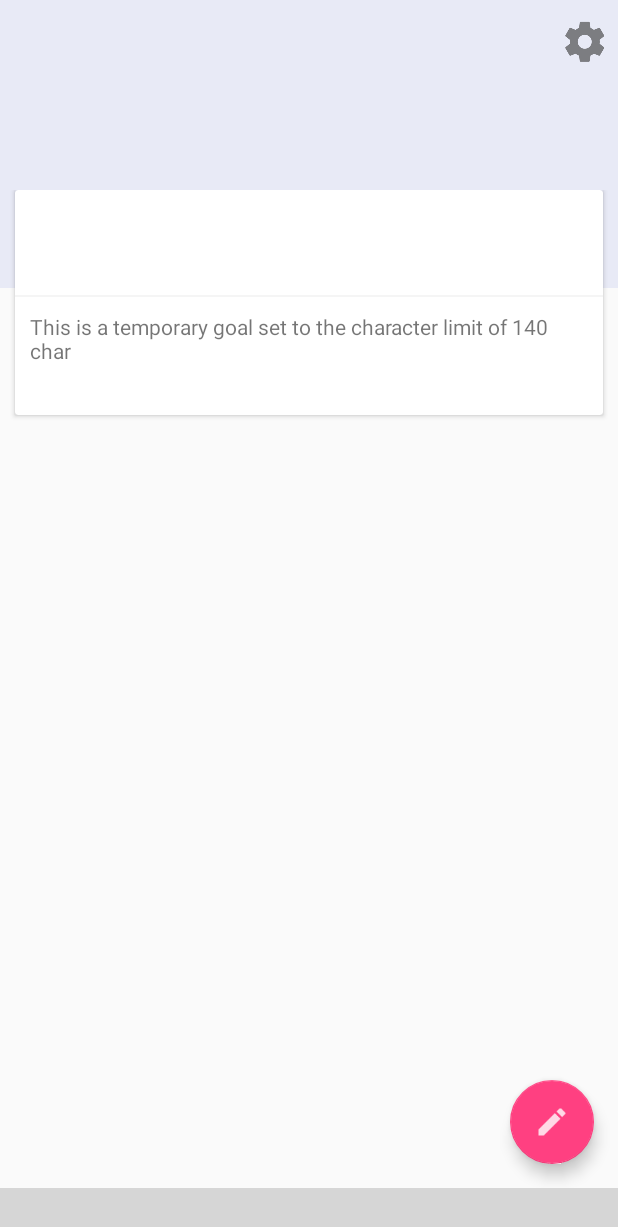
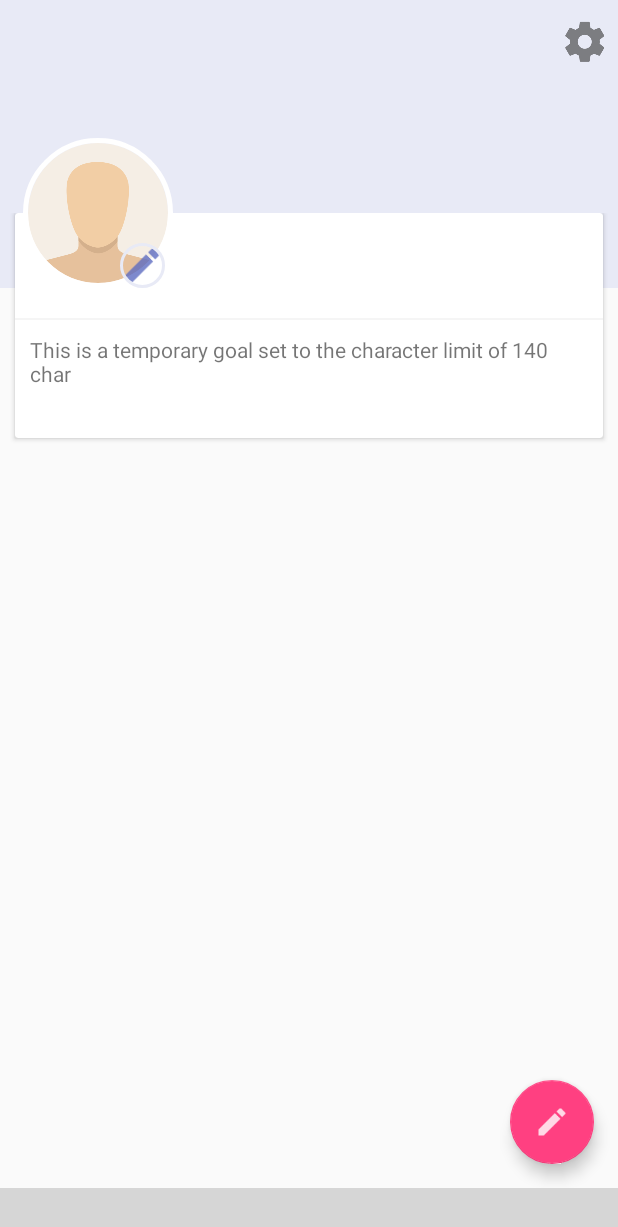
Before and after one commit to namdizy/Nonso, an Android app: the fragment ProfileFragment placed in its activity, on a phone screen of 412 x 824 dp. Shown: the top 1227 px of the screen. Run offline under Robolectric (Android 15) with nearby library versions, the phone set to English and light mode, and no system bars; our stand-ins replace ButterKnife, CircleImageView, Firebase (no records; nobody signed in at launch, a user with empty details on screens opened directly), Picasso; libraries missing offline, so code that uses them is left out: com.ittianyu.bottomnavigationviewex, com.theartofdev.edmodo, com.vansuita.pickimage; plain views replace BottomNavigationViewEx; pictures from the network do not load; 6 statements that could not run were skipped; grey boxes are pictures that could not be loaded.

Commit message:
updated profile page

```diff
--- a/app/src/main/res/layout/fragment_journeys_list.xml
+++ b/app/src/main/res/layout/fragment_journeys_list.xml
@@ -1,12 +1,21 @@
 <?xml version="1.0" encoding="utf-8"?>
-<LinearLayout xmlns:android="http://schemas.android.com/apk/res/android"
+
+<RelativeLayout
+    xmlns:android="http://schemas.android.com/apk/res/android"
     xmlns:app="http://schemas.android.com/apk/res-auto"
     xmlns:tools="http://schemas.android.com/tools"
     android:layout_width="match_parent"
     android:layout_height="match_parent"
     tools:context=".ui.fragments.JourneysListFragment"
-    android:orientation="vertical">
+    >
 
+    <LinearLayout
+        android:id="@+id/profile_container"
+        android:layout_width="match_parent"
+        android:layout_height="match_parent"
+        android:orientation="vertical"
+        android:layout_below="@id/profile_image_container"
+        >
         <android.support.v7.widget.CardView
             android:id="@+id/profile_details_container"
             android:layout_width="match_parent"
@@ -52,3 +61,34 @@
             android:layout_height="match_parent" />
 
     </LinearLayout>
+
+    <FrameLayout
+        android:id="@+id/profile_image_container"
+        android:layout_width="wrap_content"
+        android:layout_height="wrap_content"
+        android:layout_marginStart="15dp"
+        android:layout_marginLeft="15dp"
+        android:layout_alignParentTop="true"
+        android:layout_marginBottom="-50dp"
+        >
+
+        <de.hdodenhof.circleimageview.CircleImageView
+            android:id="@+id/profile_image"
+            android:layout_width="100dp"
+            android:layout_height="100dp"
+            app:civ_border_color="@color/white"
+            app:civ_border_width="3dp"
+            android:src="@drawable/profile_image_placeholder"/>
+
+        <de.hdodenhof.circleimageview.CircleImageView
+            android:layout_width="30dp"
+            android:layout_height="30dp"
+            android:layout_gravity="bottom|right"
+            android:layout_marginRight="5dp"
+            android:src="@drawable/ic_editor_primary"
+            app:civ_border_color="@color/colorWhite"
+            app:civ_border_width="2dp" />
+    </FrameLayout>
+
+
+</RelativeLayout>
--- a/app/src/main/res/layout/fragment_profile.xml
+++ b/app/src/main/res/layout/fragment_profile.xml
@@ -4,7 +4,8 @@
     xmlns:app="http://schemas.android.com/apk/res-auto"
     android:layout_width="match_parent"
     android:layout_height="match_parent"
-    tools:context="nonso.android.nonso.ui.fragments.ProfileFragment">
+    tools:context="nonso.android.nonso.ui.fragments.ProfileFragment"
+    >
 
     <android.support.design.widget.AppBarLayout
         android:id="@+id/my_appbar_container"
@@ -50,7 +51,8 @@
         android:layout_height="match_parent"
         app:layout_anchorGravity="bottom"
         app:layout_behavior="@string/appbar_scrolling_view_behavior"
-        app:behavior_overlapTop="65dp">
+        app:behavior_overlapTop="100dp"
+        android:clipChildren="false">
     </FrameLayout>
 
     <android.support.design.widget.FloatingActionButton
```
Lines whose indentation alone changed are shown as unchanged.
